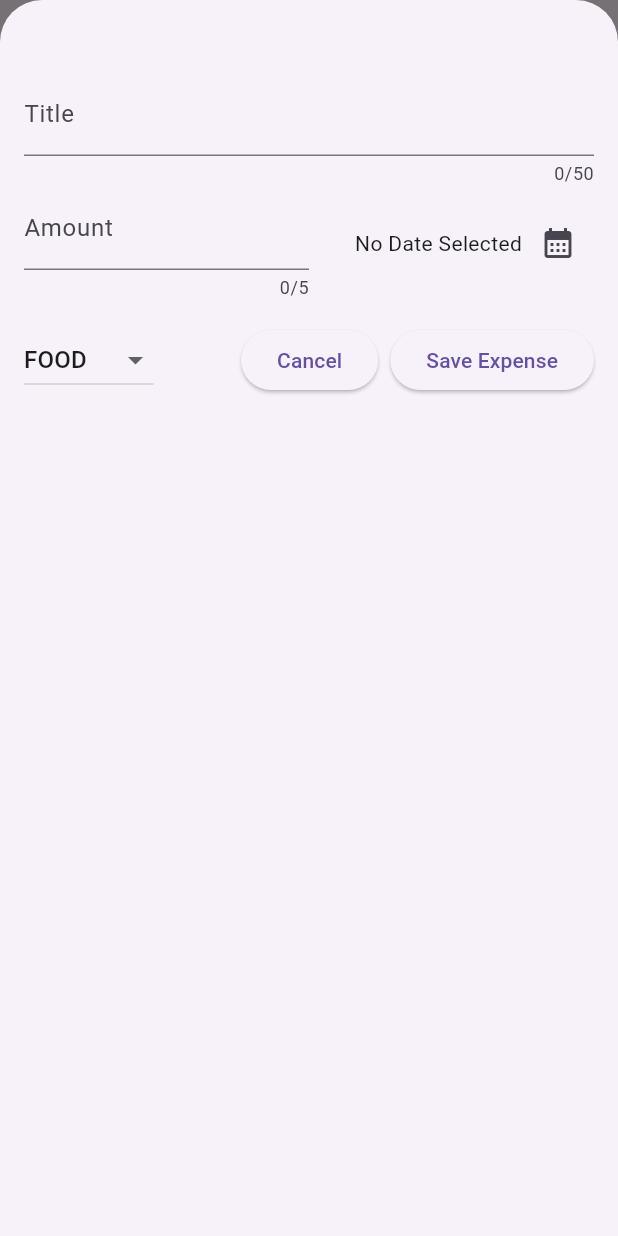
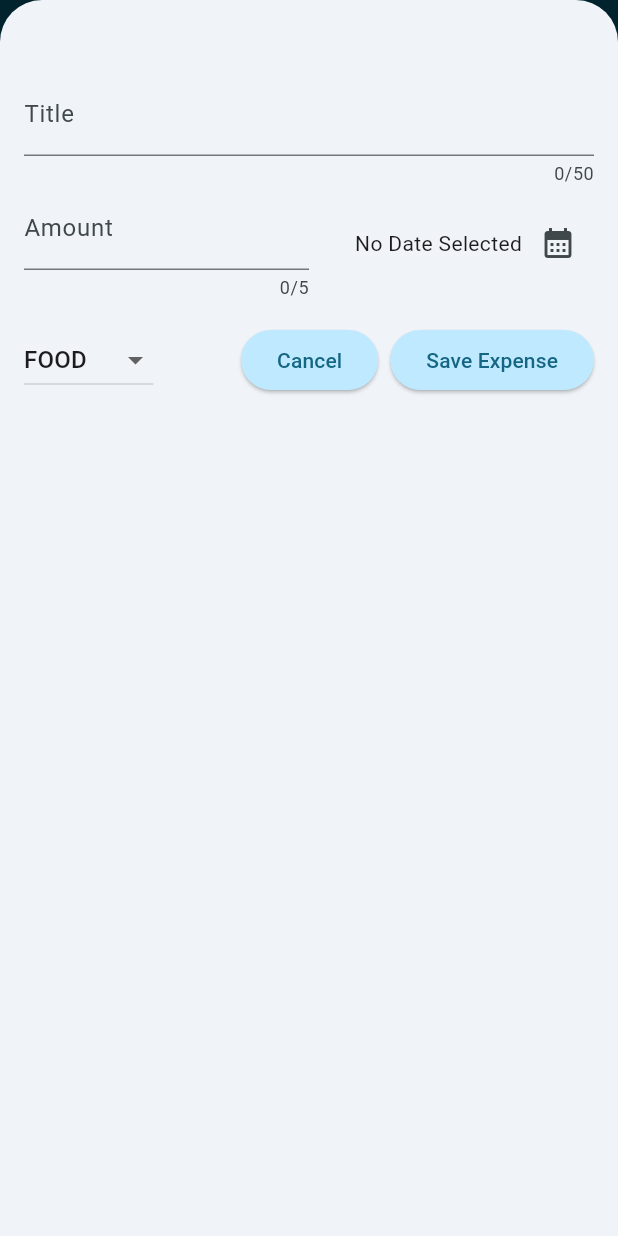
Before and after one commit to shoumik334/Expense_Tracker_App, a Flutter app: the screen it shows after launch, after a tap on the "add" icon, on a phone screen of 412 x 824 dp. Run offline on Flutter 3.47's test engine with Material 3 defaults, Android fonts, the phone set to English and light mode, and no system bars; our stand-ins replace google_fonts.

Commit message:
theme design

```diff
--- a/lib/main.dart
+++ b/lib/main.dart
@@ -2,10 +2,50 @@ import 'package:flutter/material.dart';
 
 import 'package:expense_tracker_app/widgets/expenses.dart';
 
+// Define a color scheme using a seed color
+var kColorScheme = ColorScheme.fromSeed(
+  seedColor: const Color.fromARGB(255, 86, 174, 212),
+);
+
 void main() {
   runApp(
-    const MaterialApp(
-      home:Expenses(),
+    MaterialApp(
+      theme: ThemeData().copyWith(
+        colorScheme: kColorScheme,
+
+        // Customize the AppBar appearance
+        appBarTheme: AppBarTheme().copyWith(
+          backgroundColor: kColorScheme.onPrimaryContainer,
+          foregroundColor: kColorScheme.onSecondaryContainer,
+        ),
+
+        // Customize the appearance of Card widgets
+        cardTheme: const CardTheme().copyWith(
+          color: kColorScheme.secondaryContainer,
+          margin: EdgeInsets.symmetric(horizontal: 14, vertical: 8),
+          shape: RoundedRectangleBorder(
+            borderRadius: BorderRadius.all(Radius.circular(16)),
+            side: BorderSide(color: const Color.fromARGB(255, 90, 148, 163)),
+          ),
+        ),
+
+        // Customize the appearance of ElevatedButton widgets
+        elevatedButtonTheme: ElevatedButtonThemeData(
+          style: ElevatedButton.styleFrom(
+            backgroundColor: kColorScheme.primaryContainer,
+          ),
+        ),
+
+        // Customize the text theme of the app
+        textTheme: ThemeData().textTheme.copyWith(
+          titleLarge: TextStyle(
+            fontWeight: FontWeight.bold,
+            color: kColorScheme.onPrimaryContainer,
+            fontSize: 14,
+          ),
+        ),
+      ),
+      home: const Expenses(),
     ),
   );
 }
--- a/lib/widgets/expenses.dart
+++ b/lib/widgets/expenses.dart
@@ -2,6 +2,7 @@ import 'package:expense_tracker_app/widgets/new_expense.dart';
 import 'package:flutter/material.dart';
 import 'package:expense_tracker_app/models/expense.dart';
 import 'package:expense_tracker_app/widgets/expenses_list/expenses_list.dart';
+import 'package:google_fonts/google_fonts.dart';
 
 class Expenses extends StatefulWidget {
   const Expenses({super.key});
@@ -13,14 +14,30 @@ class Expenses extends StatefulWidget {
 }
 
 class _ExpensesState extends State<Expenses> {
-  final List<Expense> _registeredExpenses = [];
+  // List to store registered expenses
+  final List<Expense> _registeredExpenses = [
+    Expense(
+      title: 'Courses',
+      amount: 30,
+      date: DateTime.now(),
+      category: Category.work,
+    ),
+    Expense(
+      title: 'Tanguar Hawar',
+      amount: 100,
+      date: DateTime.now(),
+      category: Category.travel,
+    ),
+  ];
 
+  // Function to add an expense to the list
   void _addExpense(Expense expense) {
     setState(() {
       _registeredExpenses.add(expense);
     });
   }
 
+  // Function to remove an expense from the list
   void _removeExpensse(Expense expense) {
     final expenseIndex = _registeredExpenses.indexOf(expense);
     setState(() {
@@ -28,7 +45,7 @@ class _ExpensesState extends State<Expenses> {
     });
     ScaffoldMessenger.of(context).clearSnackBars();
     ScaffoldMessenger.of(context).showSnackBar(
-      //Show messege after delet Expense and Alss undo delete Expenses
+      //Show messege after delet Expense and Als0 undo delete Expenses
       SnackBar(
         duration: Duration(seconds: 3),
         content: const Text('Expense Deleted'),
@@ -43,6 +60,8 @@ class _ExpensesState extends State<Expenses> {
       ),
     );
   }
+
+  // Function to open the overlay for adding a new expense
 
   void _openAddExpenseOverlay() {
     showModalBottomSheet(
@@ -67,15 +86,25 @@ class _ExpensesState extends State<Expenses> {
 
     return Scaffold(
       appBar: AppBar(
-        title: Text('Fluter ExpenseTracker'),
+        title: Text(
+          'Flutter ExpenseTracker',
+          style: GoogleFonts.exo2(
+            color: Colors.white,
+            fontSize: 25,
+            fontWeight: FontWeight.bold,
+          ),
+        ),
         actions: [
           IconButton(
             onPressed: _openAddExpenseOverlay,
             icon: const Icon(Icons.add),
+            color: Colors.white,
           ),
         ],
       ),
-      body: Column(children: [Text('THE Chart'), Expanded(child: mainContent)]),
+      body: Column(
+        children: [Text('Expenses List'), Expanded(child: mainContent)],
+      ),
     );
   }
 }
--- a/lib/widgets/expenses_list/expense_item.dart
+++ b/lib/widgets/expenses_list/expense_item.dart
@@ -12,11 +12,19 @@ class ExpenseItem extends StatelessWidget {
       child: Padding(
         padding: const EdgeInsets.symmetric(horizontal: 20, vertical: 16),
         child: Column(
+          crossAxisAlignment: CrossAxisAlignment.start,
           children: [
-            Text(expense.title),
+            Text(
+              expense.title,
+              style:
+                  Theme.of(context)
+                      .textTheme
+                      .titleLarge, // we can use here copywith method to addition theme design
+            ), // Change the style from text Theme we set in main.dart file
             const SizedBox(height: 4),
             Row(
               children: [
+                // Display the amount with a dollar sign, formatted to 2 decimal places
                 Text('\$${expense.amount.toStringAsFixed(2)}'),
 
                 const Spacer(),
--- a/lib/widgets/expenses_list/expenses_list.dart
+++ b/lib/widgets/expenses_list/expenses_list.dart
@@ -18,6 +18,13 @@ class ExpensesList extends StatelessWidget {
             //Make expense deletable on swipe
 
             key: ValueKey(expenses[index]),
+            background: Container(color: Theme.of(context).colorScheme.error.withValues(alpha: 0.091),
+            margin: EdgeInsets.symmetric(
+              horizontal: Theme.of(context).cardTheme.margin!.horizontal,
+            ),
+
+
+            ),
             onDismissed: (direction){onRemovedExpense(expenses[index]);
             },
             child: ExpenseItem(expenses[index]),
--- a/pubspec.yaml
+++ b/pubspec.yaml
@@ -27,6 +27,8 @@ environment:
 # dependencies can be manually updated by changing the version numbers below to
 # the latest version available on pub.dev. To see which dependencies have newer
 # versions available, run `flutter pub outdated`.
+
+
 dependencies:
   flutter:
     sdk: flutter
@@ -36,6 +38,7 @@ dependencies:
   cupertino_icons: ^1.0.8
   uuid: ^4.5.1
   intl: ^0.20.2
+  google_fonts: ^6.2.1
 
 dev_dependencies:
   flutter_test:
```
Also changed, not shown: lib/widgets/new_expense.dart (+10 -6 lines), pubspec.lock, 7 other files.
